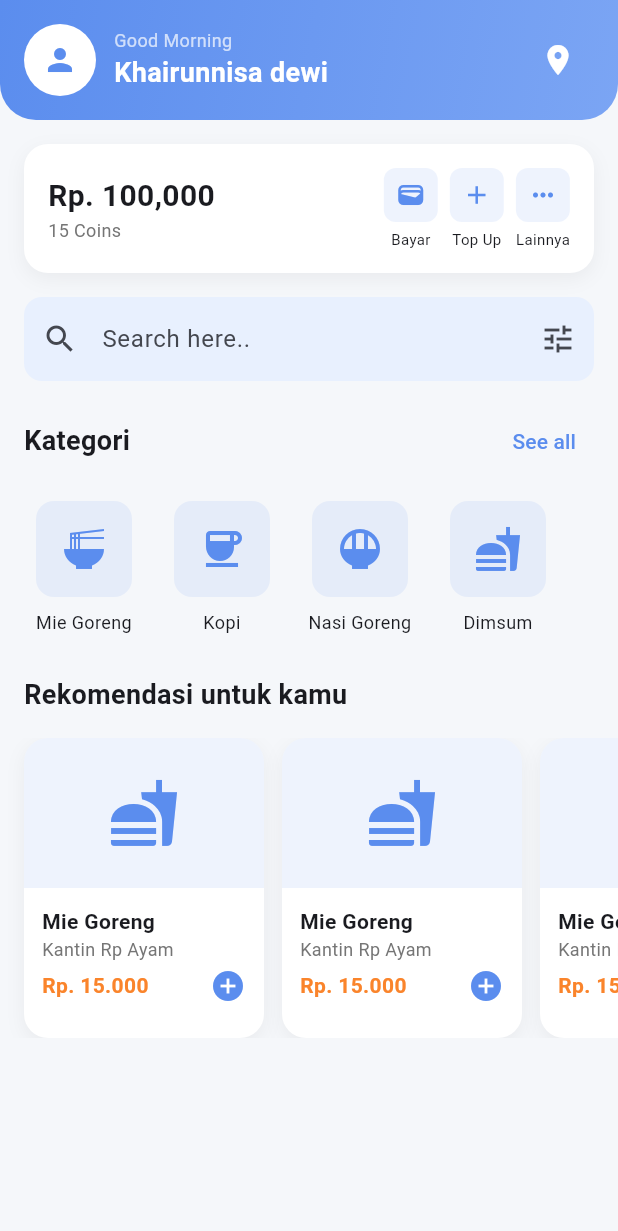
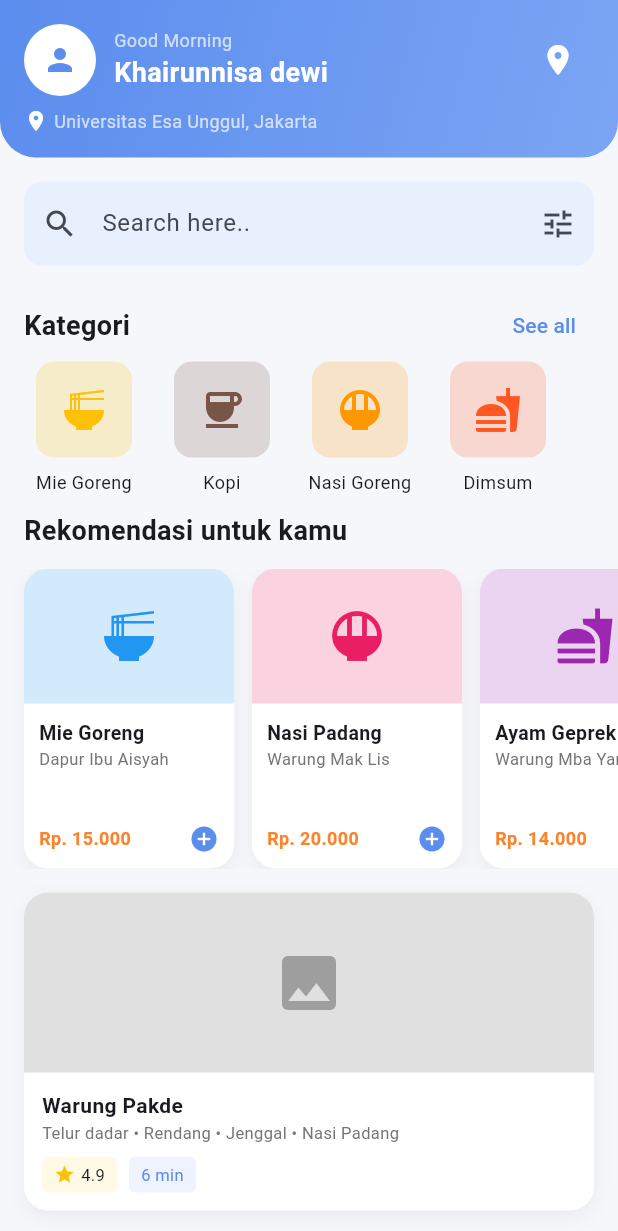
Before and after one commit to wvionn/JAJANYUK, a Flutter app: the HomePage screen opened by its route, on a phone screen of 412 x 824 dp. Shown: the top 1231 px of the screen. Run offline on Flutter 3.47's test engine with Material 3 defaults, Android fonts, the phone set to English and light mode, and no system bars; our stand-ins replace dartz, equatable, flutter_riverpod, go_router, supabase_flutter; accounts and stored records are empty.

Commit message:
refactor(home): remove balance card and enhance UI design
- Remove balance/coins card from home page
- Add location display in header (Universitas Esa Unggul, Jakarta)
- Enhance category cards with different colors per item
- Improve food recommendation cards with better layout
- Add restaurant showcase card with rating and delivery time
- Implement add to cart button with snackbar feedback
- Make UI more aligned with app design requirements

```diff
--- a/lib/features/home/presentation/pages/home_page.dart
+++ b/lib/features/home/presentation/pages/home_page.dart
@@ -2,11 +2,18 @@ import 'package:flutter/material.dart';
 import 'package:flutter_riverpod/flutter_riverpod.dart';
 import '../../../../core/theme/app_colors.dart';
 
-class HomePage extends ConsumerWidget {
+class HomePage extends ConsumerStatefulWidget {
   const HomePage({super.key});
 
   @override
-  Widget build(BuildContext context, WidgetRef ref) {
+  ConsumerState<HomePage> createState() => _HomePageState();
+}
+
+class _HomePageState extends ConsumerState<HomePage> {
+  String searchQuery = '';
+
+  @override
+  Widget build(BuildContext context) {
     return Scaffold(
       body: SafeArea(
         child: SingleChildScrollView(
@@ -14,10 +21,10 @@ class HomePage extends ConsumerWidget {
             crossAxisAlignment: CrossAxisAlignment.start,
             children: [
               _buildHeader(),
-              _buildBalanceCard(),
               _buildSearchBar(),
               _buildCategories(),
               _buildRecommendations(),
+              const SizedBox(height: 20),
             ],
           ),
         ),
@@ -71,77 +78,35 @@ class HomePage extends ConsumerWidget {
               ),
             ],
           ),
+          const SizedBox(height: 8),
+          const Row(
+            children: [
+              Icon(Icons.location_on, color: Colors.white, size: 16),
+              SizedBox(width: 4),
+              Expanded(
+                child: Text(
+                  'Universitas Esa Unggul, Jakarta',
+                  style: TextStyle(color: Colors.white70, fontSize: 12),
+                  maxLines: 1,
+                  overflow: TextOverflow.ellipsis,
+                ),
+              ),
+            ],
+          ),
         ],
       ),
     );
   }
 
-  Widget _buildBalanceCard() {
-    return Container(
-      margin: const EdgeInsets.all(16),
-      padding: const EdgeInsets.all(16),
-      decoration: BoxDecoration(
-        color: Colors.white,
-        borderRadius: BorderRadius.circular(16),
-        boxShadow: [
-          BoxShadow(
-            color: Colors.black.withOpacity(0.05),
-            blurRadius: 10,
-            offset: const Offset(0, 4),
-          ),
-        ],
-      ),
-      child: Row(
-        children: [
-          const Expanded(
-            child: Column(
-              crossAxisAlignment: CrossAxisAlignment.start,
-              children: [
-                Text(
-                  'Rp. 100,000',
-                  style: TextStyle(fontSize: 20, fontWeight: FontWeight.bold),
-                ),
-                Text(
-                  '15 Coins',
-                  style: TextStyle(
-                    color: AppColors.textSecondary,
-                    fontSize: 12,
-                  ),
-                ),
-              ],
-            ),
-          ),
-          _buildActionButton(Icons.wallet, 'Bayar'),
-          const SizedBox(width: 8),
-          _buildActionButton(Icons.add, 'Top Up'),
-          const SizedBox(width: 8),
-          _buildActionButton(Icons.more_horiz, 'Lainnya'),
-        ],
-      ),
-    );
-  }
-
-  Widget _buildActionButton(IconData icon, String label) {
-    return Column(
-      children: [
-        Container(
-          padding: const EdgeInsets.all(8),
-          decoration: BoxDecoration(
-            color: AppColors.primary.withOpacity(0.1),
-            borderRadius: BorderRadius.circular(8),
-          ),
-          child: Icon(icon, color: AppColors.primary, size: 20),
-        ),
-        const SizedBox(height: 4),
-        Text(label, style: const TextStyle(fontSize: 10)),
-      ],
-    );
-  }
-
   Widget _buildSearchBar() {
     return Padding(
-      padding: const EdgeInsets.symmetric(horizontal: 16),
+      padding: const EdgeInsets.all(16),
       child: TextField(
+        onChanged: (value) {
+          setState(() {
+            searchQuery = value;
+          });
+        },
         decoration: InputDecoration(
           hintText: 'Search here..',
           prefixIcon: const Icon(Icons.search),
@@ -159,17 +124,17 @@ class HomePage extends ConsumerWidget {
 
   Widget _buildCategories() {
     final categories = [
-      {'name': 'Mie Goreng', 'icon': Icons.ramen_dining},
-      {'name': 'Kopi', 'icon': Icons.coffee},
-      {'name': 'Nasi Goreng', 'icon': Icons.rice_bowl},
-      {'name': 'Dimsum', 'icon': Icons.fastfood},
+      {'name': 'Mie Goreng', 'icon': Icons.ramen_dining, 'color': Colors.amber},
+      {'name': 'Kopi', 'icon': Icons.coffee, 'color': Colors.brown},
+      {'name': 'Nasi Goreng', 'icon': Icons.rice_bowl, 'color': Colors.orange},
+      {'name': 'Dimsum', 'icon': Icons.fastfood, 'color': Colors.deepOrange},
     ];
 
     return Column(
       crossAxisAlignment: CrossAxisAlignment.start,
       children: [
         Padding(
-          padding: const EdgeInsets.all(16),
+          padding: const EdgeInsets.symmetric(horizontal: 16),
           child: Row(
             mainAxisAlignment: MainAxisAlignment.spaceBetween,
             children: [
@@ -198,12 +163,12 @@ class HomePage extends ConsumerWidget {
                       width: 64,
                       height: 64,
                       decoration: BoxDecoration(
-                        color: AppColors.primary.withOpacity(0.1),
+                        color: (category['color'] as Color).withOpacity(0.2),
                         borderRadius: BorderRadius.circular(12),
                       ),
                       child: Icon(
                         category['icon'] as IconData,
-                        color: AppColors.primary,
+                        color: category['color'] as Color,
                         size: 32,
                       ),
                     ),
@@ -212,6 +177,8 @@ class HomePage extends ConsumerWidget {
                       category['name'] as String,
                       textAlign: TextAlign.center,
                       style: const TextStyle(fontSize: 12),
+                      maxLines: 2,
+                      overflow: TextOverflow.ellipsis,
                     ),
                   ],
                 ),
@@ -224,34 +191,74 @@ class HomePage extends ConsumerWidget {
   }
 
   Widget _buildRecommendations() {
+    final recommendations = [
+      {
+        'name': 'Mie Goreng',
+        'store': 'Dapur Ibu Aisyah',
+        'price': 'Rp. 15.000',
+        'color': Colors.blue,
+        'icon': Icons.ramen_dining,
+      },
+      {
+        'name': 'Nasi Padang',
+        'store': 'Warung Mak Lis',
+        'price': 'Rp. 20.000',
+        'color': Colors.pink,
+        'icon': Icons.rice_bowl,
+      },
+      {
+        'name': 'Ayam Geprek',
+        'store': 'Warung Mba Yanti',
+        'price': 'Rp. 14.000',
+        'color': Colors.purple,
+        'icon': Icons.fastfood,
+      },
+    ];
+
     return Column(
       crossAxisAlignment: CrossAxisAlignment.start,
       children: [
         const Padding(
-          padding: EdgeInsets.all(16),
+          padding: EdgeInsets.symmetric(horizontal: 16),
           child: Text(
             'Rekomendasi untuk kamu',
             style: TextStyle(fontSize: 18, fontWeight: FontWeight.bold),
           ),
         ),
+        const SizedBox(height: 12),
         SizedBox(
           height: 200,
           child: ListView.builder(
             scrollDirection: Axis.horizontal,
             padding: const EdgeInsets.symmetric(horizontal: 16),
-            itemCount: 3,
+            itemCount: recommendations.length,
             itemBuilder: (context, index) {
-              return _buildFoodCard();
+              final item = recommendations[index];
+              return _buildFoodCard(
+                name: item['name'] as String,
+                store: item['store'] as String,
+                price: item['price'] as String,
+                color: item['color'] as Color,
+                icon: item['icon'] as IconData,
+              );
             },
           ),
         ),
+        const SizedBox(height: 16),
+        _buildRestaurantCard(),
       ],
     );
   }
 
-  Widget _buildFoodCard() {
+  Widget _buildFoodCard({
+    required String name,
+    required String store,
+    required String price,
+    required Color color,
+    required IconData icon,
+  }) {
     return Container(
-      width: 160,
+      width: 140,
       margin: const EdgeInsets.only(right: 12),
       decoration: BoxDecoration(
         color: Colors.white,
@@ -268,45 +275,159 @@ class HomePage extends ConsumerWidget {
         crossAxisAlignment: CrossAxisAlignment.start,
         children: [
           Container(
-            height: 100,
+            height: 90,
             decoration: BoxDecoration(
-              color: AppColors.primary.withOpacity(0.1),
+              color: color.withOpacity(0.2),
               borderRadius: const BorderRadius.vertical(
                 top: Radius.circular(16),
               ),
             ),
-            child: const Center(
-              child: Icon(Icons.fastfood, size: 48, color: AppColors.primary),
+            child: Center(
+              child: Icon(icon, size: 40, color: color),
             ),
           ),
-          const Padding(
-            padding: EdgeInsets.all(12),
+          Expanded(
+            child: Padding(
+              padding: const EdgeInsets.all(10),
               child: Column(
+                crossAxisAlignment: CrossAxisAlignment.start,
+                mainAxisAlignment: MainAxisAlignment.spaceBetween,
+                children: [
+                  Column(
                     crossAxisAlignment: CrossAxisAlignment.start,
                     children: [
                       Text(
-                  'Mie Goreng',
-                  style: TextStyle(fontWeight: FontWeight.w600),
+                        name,
+                        style: const TextStyle(
+                          fontWeight: FontWeight.w600,
+                          fontSize: 13,
+                        ),
+                        maxLines: 1,
+                        overflow: TextOverflow.ellipsis,
                       ),
                       Text(
-                  'Kantin Rp Ayam',
-                  style: TextStyle(
-                    fontSize: 12,
+                        store,
+                        style: const TextStyle(
+                          fontSize: 11,
                           color: AppColors.textSecondary,
                         ),
+                        maxLines: 1,
+                        overflow: TextOverflow.ellipsis,
                       ),
-                SizedBox(height: 4),
+                    ],
+                  ),
                   Row(
                     mainAxisAlignment: MainAxisAlignment.spaceBetween,
                     children: [
                       Text(
-                      'Rp. 15.000',
-                      style: TextStyle(
+                        price,
+                        style: const TextStyle(
                           fontWeight: FontWeight.bold,
+                          fontSize: 12,
                           color: AppColors.secondary,
                         ),
                       ),
-                    Icon(Icons.add_circle, color: AppColors.primary, size: 24),
+                      InkWell(
+                        onTap: () {
+                          ScaffoldMessenger.of(context).showSnackBar(
+                            SnackBar(
+                                content:
+                                    Text('$name ditambahkan ke keranjang')),
+                          );
+                        },
+                        child: const Icon(
+                          Icons.add_circle,
+                          color: AppColors.primary,
+                          size: 20,
+                        ),
+                      ),
+                    ],
+                  ),
+                ],
+              ),
+            ),
+          ),
+        ],
+      ),
+    );
+  }
+
+  Widget _buildRestaurantCard() {
+    return Container(
+      margin: const EdgeInsets.symmetric(horizontal: 16),
+      decoration: BoxDecoration(
+        color: Colors.white,
+        borderRadius: BorderRadius.circular(16),
+        boxShadow: [
+          BoxShadow(
+            color: Colors.black.withOpacity(0.05),
+            blurRadius: 10,
+            offset: const Offset(0, 4),
+          ),
+        ],
+      ),
+      child: Column(
+        crossAxisAlignment: CrossAxisAlignment.start,
+        children: [
+          Container(
+            height: 120,
+            decoration: BoxDecoration(
+              color: Colors.grey[300],
+              borderRadius:
+                  const BorderRadius.vertical(top: Radius.circular(16)),
+            ),
+            child: const Center(
+              child: Icon(Icons.image, size: 48, color: Colors.grey),
+            ),
+          ),
+          Padding(
+            padding: const EdgeInsets.all(12),
+            child: Column(
+              crossAxisAlignment: CrossAxisAlignment.start,
+              children: [
+                const Text(
+                  'Warung Pakde',
+                  style: TextStyle(fontWeight: FontWeight.w600, fontSize: 14),
+                ),
+                const Text(
+                  'Telur dadar • Rendang • Jenggal • Nasi Padang',
+                  style:
+                      TextStyle(fontSize: 11, color: AppColors.textSecondary),
+                  maxLines: 2,
+                  overflow: TextOverflow.ellipsis,
+                ),
+                const SizedBox(height: 8),
+                Row(
+                  children: [
+                    Container(
+                      padding: const EdgeInsets.symmetric(
+                          horizontal: 8, vertical: 4),
+                      decoration: BoxDecoration(
+                        color: Colors.amber.withOpacity(0.1),
+                        borderRadius: BorderRadius.circular(4),
+                      ),
+                      child: const Row(
+                        children: [
+                          Icon(Icons.star, size: 14, color: Colors.amber),
+                          SizedBox(width: 4),
+                          Text('4.9', style: TextStyle(fontSize: 11)),
+                        ],
+                      ),
+                    ),
+                    const SizedBox(width: 8),
+                    Container(
+                      padding: const EdgeInsets.symmetric(
+                          horizontal: 8, vertical: 4),
+                      decoration: BoxDecoration(
+                        color: AppColors.primary.withOpacity(0.1),
+                        borderRadius: BorderRadius.circular(4),
+                      ),
+                      child: const Text(
+                        '6 min',
+                        style:
+                            TextStyle(fontSize: 11, color: AppColors.primary),
+                      ),
+                    ),
                   ],
                 ),
               ],
```
Lines whose indentation alone changed are shown as unchanged.
